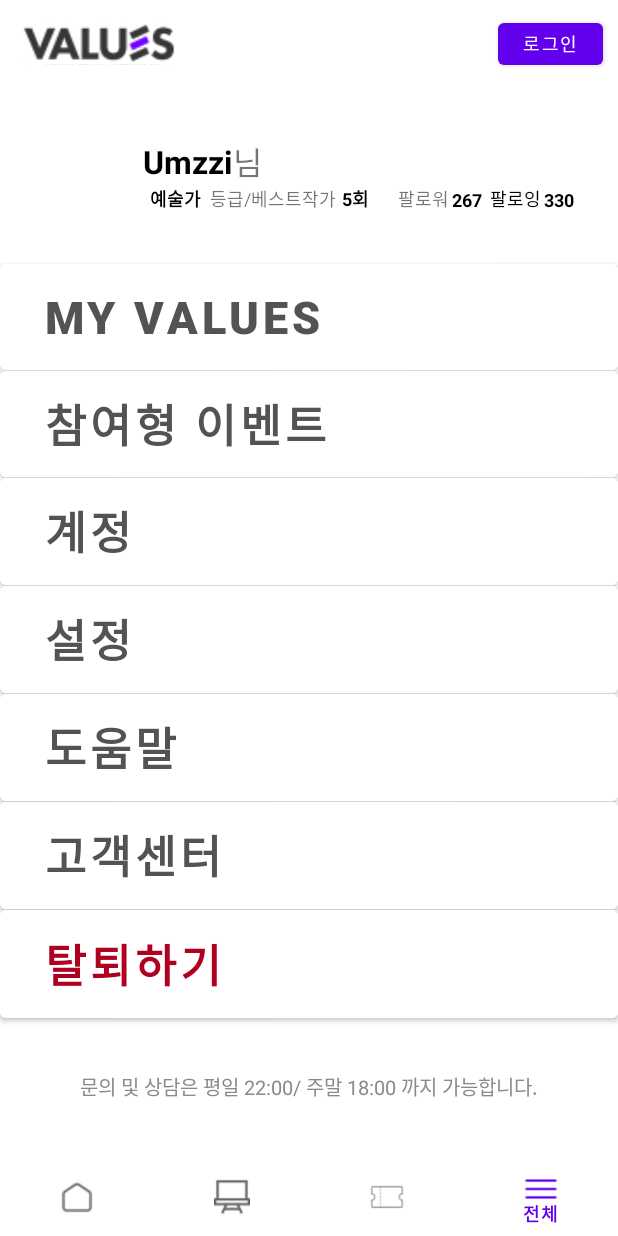
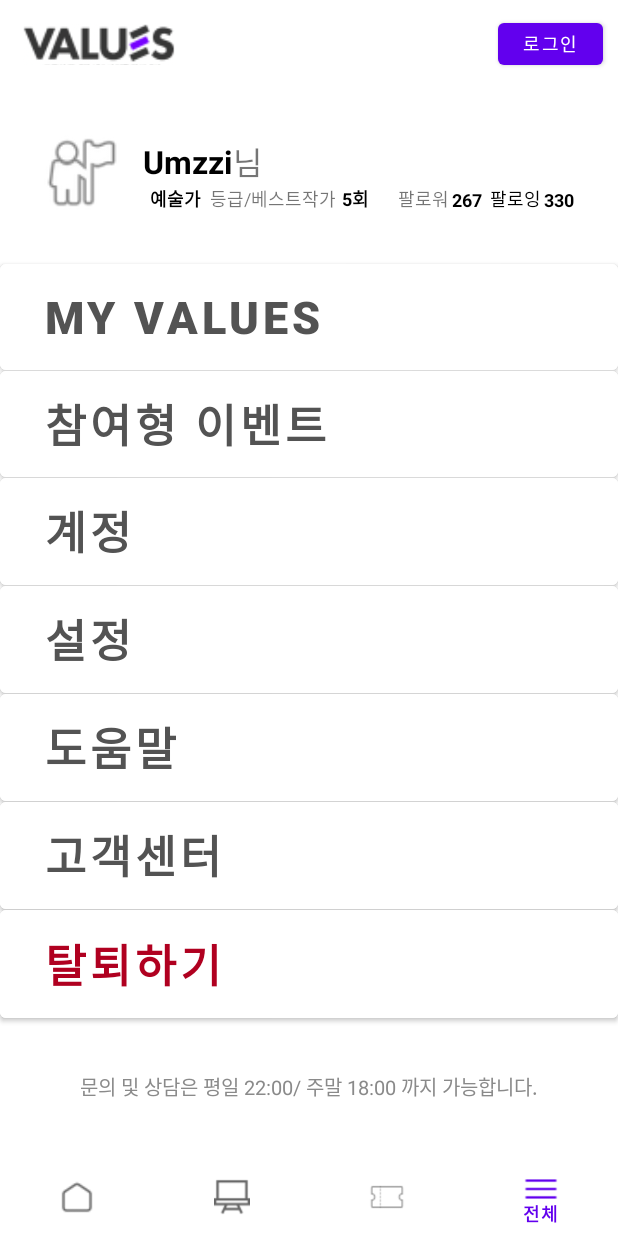
Before and after one commit to pooya98/values, an Android app: the screen it shows after launch (MainActivity), item 4 of the bottom bar chosen, on a phone screen of 412 x 824 dp. Run offline under Robolectric (Android 15) with nearby library versions, the light colour scheme and no system bars.

Commit message:
before push

```diff
--- a/app/src/main/res/layout/fragment_04.xml
+++ b/app/src/main/res/layout/fragment_04.xml
@@ -5,8 +5,9 @@
     xmlns:tools="http://schemas.android.com/tools"
     android:layout_width="match_parent"
     android:layout_height="match_parent"
+    android:orientation="vertical"
+    android:visibility="visible"
     android:weightSum="10"
-    android:orientation="vertical"
     tools:context=".Fragment.Fragment_03">
 
     <androidx.constraintlayout.widget.ConstraintLayout
@@ -18,13 +19,14 @@
 
         <ImageView
             android:id="@+id/imageView"
-            android:layout_width="67dp"
-            android:layout_height="65dp"
+            android:layout_width="60dp"
+            android:layout_height="59dp"
             android:layout_marginStart="24dp"
             app:layout_constraintBottom_toBottomOf="parent"
             app:layout_constraintStart_toStartOf="parent"
             app:layout_constraintTop_toTopOf="parent"
             app:layout_constraintVertical_bias="0.644"
+            app:srcCompat="@android:drawable/ic_menu_myplaces"
             tools:src="@tools:sample/avatars" />
 
         <TextView
@@ -146,9 +148,8 @@
         android:layout_width="match_parent"
         android:layout_height="0dp"
         android:layout_weight="8.5"
-        android:weightSum="8.3"
         android:orientation="vertical"
-        >
+        android:weightSum="8.3">
 
         <Button
             android:layout_width="match_parent"
@@ -166,7 +167,7 @@
             android:textSize="45px"
             android:textStyle="bold"
 
-            />
+            android:visibility="visible" />
 
         <Button
             android:layout_width="match_parent"
@@ -254,16 +255,16 @@
             android:textSize="45px"
             android:textStyle="bold"
 
-             />
+            />
 
         <TextView
             android:layout_width="match_parent"
             android:layout_height="0dp"
             android:layout_weight="1.27"
+            android:background="@color/dh_white"
             android:gravity="center"
             android:text="문의 및 상담은 평일 22:00/ 주말 18:00 까지 가능합니다."
             android:textColor="@color/dh_gray"
-            android:background="@color/dh_white"
 
 
             android:textSize="13dp" />
```
